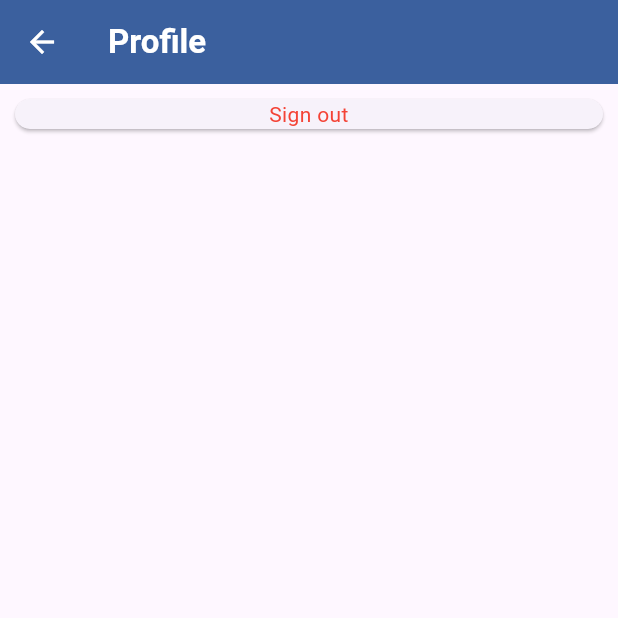
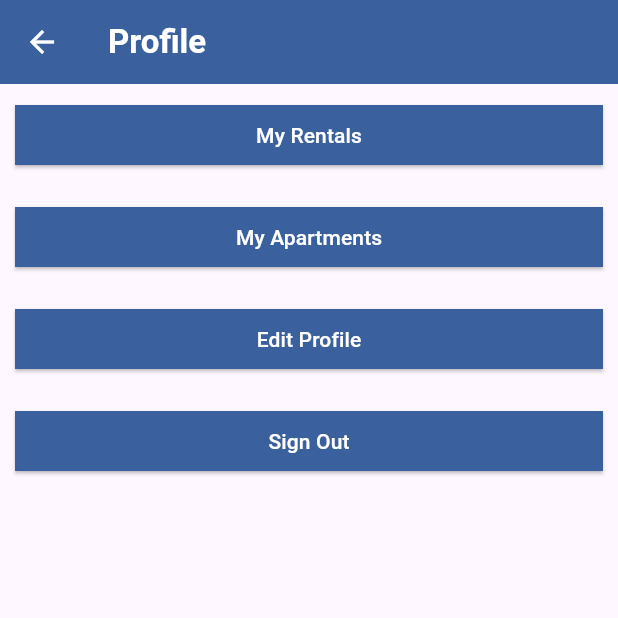
Before and after one commit to alhariri13/programming_languages_front-end, a Flutter app: the ProfileScreen screen opened directly, on a phone screen of 412 x 824 dp, the top half of it. Run offline on Flutter 3.47's test engine with Material 3 defaults, Android fonts, the phone set to English and light mode, and no system bars; our stand-ins replace image_picker.

Commit message:
Add files via upload

```diff
--- a/lib/profile_screen.dart
+++ b/lib/profile_screen.dart
@@ -2,8 +2,42 @@ import 'package:flutter/material.dart';
 import 'package:tanzan/home_page.dart';
 import 'package:tanzan/login_screen.dart';
 
-class ProfileScreen extends StatelessWidget {
+class ProfileScreen extends StatefulWidget {
   const ProfileScreen({super.key});
+
+  @override
+  State<ProfileScreen> createState() => _ProfileScreenState();
+}
+
+class _ProfileScreenState extends State<ProfileScreen> {
+  void _signOutButton() {
+    showDialog(
+      context: context,
+      builder: (context) => AlertDialog(
+        title: Text('Sign out ?'),
+        content: Text('Are you sure you want to sign out ?'),
+        actions: [
+          TextButton(
+            onPressed: () {
+              Navigator.push(
+                context,
+                MaterialPageRoute(builder: (context) => const LoginScreen()),
+              );
+            },
+            child: Text('Yes'),
+          ),
+
+          TextButton(
+            onPressed: () {
+              Navigator.pop(context);
+            },
+            child: Text('No'),
+          ),
+        ],
+      ),
+    );
+  }
+
   @override
   Widget build(BuildContext context) {
     return Scaffold(
@@ -27,21 +61,90 @@ class ProfileScreen extends StatelessWidget {
         children: [
           SizedBox(
             width: double.infinity,
-            child: InkWell(
-              onTap: () {
-                Navigator.push(
-                  context,
-                  MaterialPageRoute(builder: (context) => const LoginScreen()),
-                );
-              },
-              splashColor: Colors.red,
-              child: Card(
-                margin: EdgeInsets.all(10),
+
+            child: Container(
+              margin: EdgeInsets.all(10),
+              child: ElevatedButton(
+                onPressed: _signOutButton,
+
+                style: ElevatedButton.styleFrom(
+                  backgroundColor: const Color(0xFF3B609E),
+
+                  padding: EdgeInsets.symmetric(horizontal: 20),
+                  shape: RoundedRectangleBorder(
+                    borderRadius: BorderRadiusGeometry.circular(0),
+                  ),
+                ),
                 child: Text(
-                  'Sign out',
-                  style: TextStyle(color: Colors.red),
-                  textAlign: TextAlign.center,
+                  'My Rentals',
+                  style: TextStyle(color: Colors.white),
                 ),
+              ),
+            ),
+          ),
+          SizedBox(
+            width: double.infinity,
+
+            child: Container(
+              margin: EdgeInsets.all(10),
+              child: ElevatedButton(
+                onPressed: _signOutButton,
+
+                style: ElevatedButton.styleFrom(
+                  backgroundColor: const Color(0xFF3B609E),
+
+                  padding: EdgeInsets.symmetric(horizontal: 20),
+                  shape: RoundedRectangleBorder(
+                    borderRadius: BorderRadiusGeometry.circular(0),
+                  ),
+                ),
+                child: Text(
+                  'My Apartments',
+                  style: TextStyle(color: Colors.white),
+                ),
+              ),
+            ),
+          ),
+          SizedBox(
+            width: double.infinity,
+
+            child: Container(
+              margin: EdgeInsets.all(10),
+              child: ElevatedButton(
+                onPressed: _signOutButton,
+
+                style: ElevatedButton.styleFrom(
+                  backgroundColor: const Color(0xFF3B609E),
+
+                  padding: EdgeInsets.symmetric(horizontal: 20),
+                  shape: RoundedRectangleBorder(
+                    borderRadius: BorderRadiusGeometry.circular(0),
+                  ),
+                ),
+                child: Text(
+                  'Edit Profile',
+                  style: TextStyle(color: Colors.white),
+                ),
+              ),
+            ),
+          ),
+          SizedBox(
+            width: double.infinity,
+
+            child: Container(
+              margin: EdgeInsets.all(10),
+              child: ElevatedButton(
+                onPressed: _signOutButton,
+
+                style: ElevatedButton.styleFrom(
+                  backgroundColor: const Color(0xFF3B609E),
+
+                  padding: EdgeInsets.symmetric(horizontal: 20),
+                  shape: RoundedRectangleBorder(
+                    borderRadius: BorderRadiusGeometry.circular(0),
+                  ),
+                ),
+                child: Text('Sign Out', style: TextStyle(color: Colors.white)),
               ),
             ),
           ),
```
Also changed, not shown: lib/add_new_appartment_screen.dart (added, +27 -0 lines), lib/home_page.dart (+9 -1 lines).
